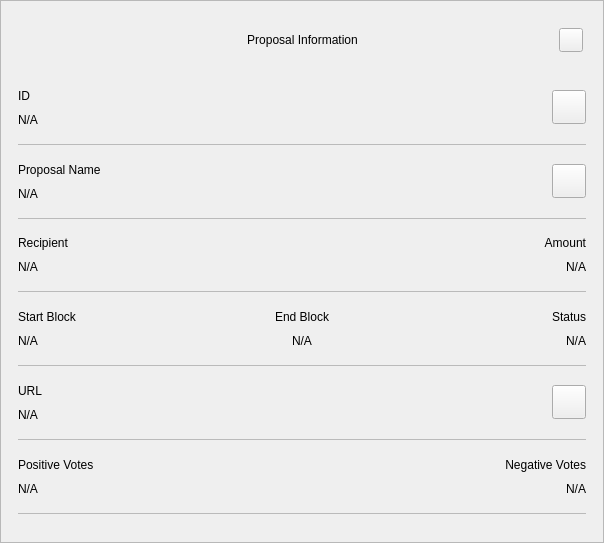
This is src/qt/seed2need/forms/proposalinfodialog.ui in pandagrows/seed2need-silo-coin as Qt 5 draws it before an edit. The edited form follows.
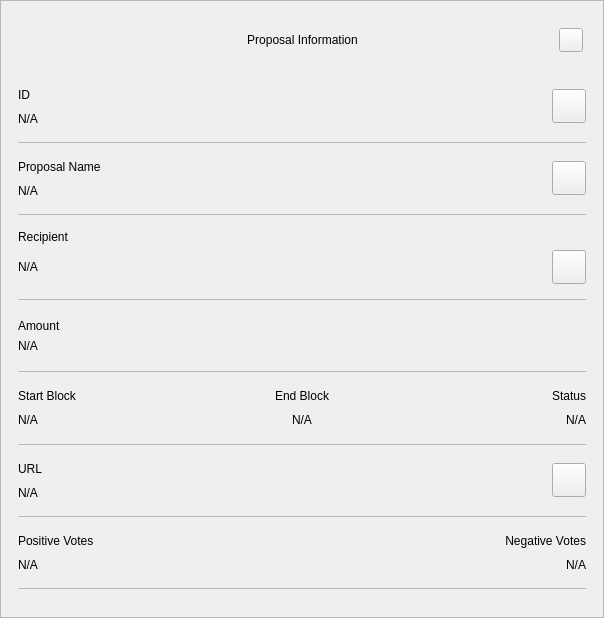
This is the edited form.

What changed in the file:
```diff
--- a/src/qt/seed2need/forms/proposalinfodialog.ui
+++ b/src/qt/seed2need/forms/proposalinfodialog.ui
@@ -7,7 +7,7 @@
     <x>0</x>
     <y>0</y>
     <width>604</width>
-    <height>543</height>
+    <height>618</height>
    </rect>
   </property>
   <property name="sizePolicy">
@@ -218,8 +218,8 @@
              <rect>
               <x>0</x>
               <y>0</y>
-              <width>600</width>
-              <height>439</height>
+              <width>585</width>
+              <height>601</height>
              </rect>
             </property>
             <property name="autoFillBackground">
@@ -430,7 +430,7 @@
                    <property name="rightMargin">
                     <number>0</number>
                    </property>
-                   <item row="1" column="0">
+                   <item row="2" column="0">
                     <widget class="QLabel" name="textRecipient">
                      <property name="text">
                       <string notr="true">N/A</string>
@@ -440,13 +440,31 @@
                      </property>
                     </widget>
                    </item>
-                   <item row="1" column="2">
-                    <widget class="QLabel" name="textAmount">
+                   <item row="2" column="3">
+                    <widget class="QPushButton" name="btnRecipientCopy">
+                     <property name="minimumSize">
+                      <size>
+                       <width>34</width>
+                       <height>34</height>
+                      </size>
+                     </property>
+                     <property name="maximumSize">
+                      <size>
+                       <width>34</width>
+                       <height>34</height>
+                      </size>
+                     </property>
+                     <property name="focusPolicy">
+                      <enum>Qt::NoFocus</enum>
+                     </property>
                      <property name="text">
-                      <string notr="true">N/A</string>
+                      <string/>
                      </property>
-                     <property name="alignment">
-                      <set>Qt::AlignRight|Qt::AlignTrailing|Qt::AlignVCenter</set>
+                     <property name="iconSize">
+                      <size>
+                       <width>24</width>
+                       <height>24</height>
+                      </size>
                      </property>
                     </widget>
                    </item>
@@ -466,22 +484,6 @@
                      </property>
                     </widget>
                    </item>
-                   <item row="0" column="2">
-                    <widget class="QLabel" name="labelAmount">
-                     <property name="maximumSize">
-                      <size>
-                       <width>16777215</width>
-                       <height>16777215</height>
-                      </size>
-                     </property>
-                     <property name="text">
-                      <string>Amount</string>
-                     </property>
-                     <property name="alignment">
-                      <set>Qt::AlignRight|Qt::AlignTrailing|Qt::AlignVCenter</set>
-                     </property>
-                    </widget>
-                   </item>
                   </layout>
                  </widget>
                 </item>
@@ -501,6 +503,158 @@
                   </property>
                  </widget>
                 </item>
+                <item>
+                 <layout class="QGridLayout" name="gridAmount">
+                  <property name="topMargin">
+                   <number>12</number>
+                  </property>
+                  <property name="bottomMargin">
+                   <number>12</number>
+                  </property>
+                  <item row="0" column="0">
+                   <widget class="QLabel" name="labelAmount">
+                    <property name="maximumSize">
+                     <size>
+                      <width>16777215</width>
+                      <height>16777215</height>
+                     </size>
+                    </property>
+                    <property name="text">
+                     <string>Amount</string>
+                    </property>
+                    <property name="alignment">
+                     <set>Qt::AlignLeading|Qt::AlignLeft|Qt::AlignVCenter</set>
+                    </property>
+                   </widget>
+                  </item>
+                  <item row="1" column="0">
+                   <widget class="QLabel" name="textAmount">
+                    <property name="layoutDirection">
+                     <enum>Qt::LeftToRight</enum>
+                    </property>
+                    <property name="text">
+                     <string notr="true">N/A</string>
+                    </property>
+                    <property name="alignment">
+                     <set>Qt::AlignLeading|Qt::AlignLeft|Qt::AlignVCenter</set>
+                    </property>
+                   </widget>
+                  </item>
+                 </layout>
+                </item>
+                <item>
+                 <widget class="QLabel" name="labelDividerAmount">
+                  <property name="maximumSize">
+                   <size>
+                    <width>16777215</width>
+                    <height>1</height>
+                   </size>
+                  </property>
+                  <property name="baseSize">
+                   <size>
+                    <width>0</width>
+                    <height>0</height>
+                   </size>
+                  </property>
+                  <property name="palette">
+                   <palette>
+                    <active>
+                     <colorrole role="Button">
+                      <brush brushstyle="SolidPattern">
+                       <color alpha="255">
+                        <red>186</red>
+                        <green>186</green>
+                        <blue>186</blue>
+                       </color>
+                      </brush>
+                     </colorrole>
+                     <colorrole role="Base">
+                      <brush brushstyle="SolidPattern">
+                       <color alpha="255">
+                        <red>186</red>
+                        <green>186</green>
+                        <blue>186</blue>
+                       </color>
+                      </brush>
+                     </colorrole>
+                     <colorrole role="Window">
+                      <brush brushstyle="SolidPattern">
+                       <color alpha="255">
+                        <red>186</red>
+                        <green>186</green>
+                        <blue>186</blue>
+                       </color>
+                      </brush>
+                     </colorrole>
+                    </active>
+                    <inactive>
+                     <colorrole role="Button">
+                      <brush brushstyle="SolidPattern">
+                       <color alpha="255">
+                        <red>186</red>
+                        <green>186</green>
+                        <blue>186</blue>
+                       </color>
+                      </brush>
+                     </colorrole>
+                     <colorrole role="Base">
+                      <brush brushstyle="SolidPattern">
+                       <color alpha="255">
+                        <red>186</red>
+                        <green>186</green>
+                        <blue>186</blue>
+                       </color>
+                      </brush>
+                     </colorrole>
+                     <colorrole role="Window">
+                      <brush brushstyle="SolidPattern">
+                       <color alpha="255">
+                        <red>186</red>
+                        <green>186</green>
+                        <blue>186</blue>
+                       </color>
+                      </brush>
+                     </colorrole>
+                    </inactive>
+                    <disabled>
+                     <colorrole role="Button">
+                      <brush brushstyle="SolidPattern">
+                       <color alpha="255">
+                        <red>186</red>
+                        <green>186</green>
+                        <blue>186</blue>
+                       </color>
+                      </brush>
+                     </colorrole>
+                     <colorrole role="Base">
+                      <brush brushstyle="SolidPattern">
+                       <color alpha="255">
+                        <red>186</red>
+                        <green>186</green>
+                        <blue>186</blue>
+                       </color>
+                      </brush>
+                     </colorrole>
+                     <colorrole role="Window">
+                      <brush brushstyle="SolidPattern">
+                       <color alpha="255">
+                        <red>186</red>
+                        <green>186</green>
+                        <blue>186</blue>
+                       </color>
+                      </brush>
+                     </colorrole>
+                    </disabled>
+                   </palette>
+                  </property>
+                  <property name="styleSheet">
+                   <string notr="true">background-color:#bababa;</string>
+                  </property>
+                  <property name="text">
+                   <string/>
+                  </property>
+                 </widget>
+                </item>
                 <item>
                  <widget class="QWidget" name="gridConfDateStatus" native="true">
                   <layout class="QGridLayout" name="contentConfDateStatus">
@@ -511,32 +665,6 @@
                     <number>0</number>
                    </property>
                    <item row="1" column="3">
-                    <widget class="QLabel" name="textStatus">
-                     <property name="text">
-                      <string notr="true">N/A</string>
-                     </property>
-                     <property name="alignment">
-                      <set>Qt::AlignRight|Qt::AlignTrailing|Qt::AlignVCenter</set>
-                     </property>
-                    </widget>
-                   </item>
-                   <item row="0" column="1">
-                    <widget class="QLabel" name="labelEndDate">
-                     <property name="maximumSize">
-                      <size>
-                       <width>16777215</width>
-                       <height>16777215</height>
-                      </size>
-                     </property>
-                     <property name="text">
-                      <string>End Block</string>
-                     </property>
-                     <property name="alignment">
-                      <set>Qt::AlignCenter</set>
-                     </property>
-                    </widget>
-                   </item>
-                   <item row="0" column="3">
                     <widget class="QLabel" name="labelStatus">
                      <property name="maximumSize">
                       <size>
@@ -552,17 +680,7 @@
                      </property>
                     </widget>
                    </item>
-                   <item row="1" column="1">
-                    <widget class="QLabel" name="textEndDate">
-                     <property name="text">
-                      <string notr="true">N/A</string>
-                     </property>
-                     <property name="alignment">
-                      <set>Qt::AlignCenter</set>
-                     </property>
-                    </widget>
-                   </item>
-                   <item row="0" column="0">
+                   <item row="1" column="0">
                     <widget class="QLabel" name="labelDate">
                      <property name="maximumSize">
                       <size>
@@ -578,7 +696,17 @@
                      </property>
                     </widget>
                    </item>
-                   <item row="1" column="0">
+                   <item row="2" column="1">
+                    <widget class="QLabel" name="textEndDate">
+                     <property name="text">
+                      <string notr="true">N/A</string>
+                     </property>
+                     <property name="alignment">
+                      <set>Qt::AlignCenter</set>
+                     </property>
+                    </widget>
+                   </item>
+                   <item row="2" column="0">
                     <widget class="QLabel" name="textDate">
                      <property name="text">
                       <string notr="true">N/A</string>
@@ -588,6 +716,32 @@
                      </property>
                     </widget>
                    </item>
+                   <item row="2" column="3">
+                    <widget class="QLabel" name="textStatus">
+                     <property name="text">
+                      <string notr="true">N/A</string>
+                     </property>
+                     <property name="alignment">
+                      <set>Qt::AlignRight|Qt::AlignTrailing|Qt::AlignVCenter</set>
+                     </property>
+                    </widget>
+                   </item>
+                   <item row="1" column="1">
+                    <widget class="QLabel" name="labelEndDate">
+                     <property name="maximumSize">
+                      <size>
+                       <width>16777215</width>
+                       <height>16777215</height>
+                      </size>
+                     </property>
+                     <property name="text">
+                      <string>End Block</string>
+                     </property>
+                     <property name="alignment">
+                      <set>Qt::AlignCenter</set>
+                     </property>
+                    </widget>
+                   </item>
                   </layout>
                  </widget>
                 </item>
```
